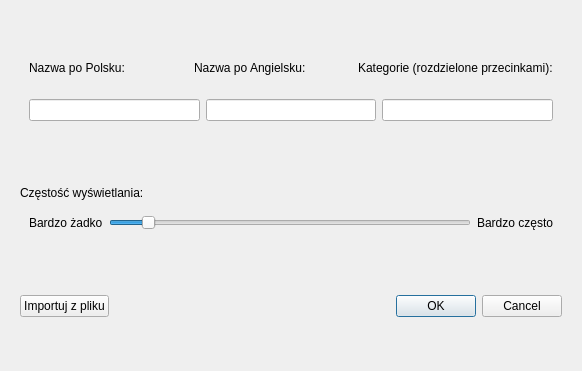
xDepcio/projekt-studia-flashcards, file createCardDialog.ui: the form before one commit.
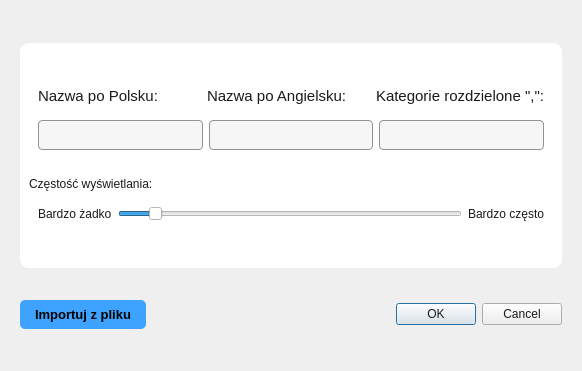
The form after the commit.

What changed in the file:
```diff
--- a/createCardDialog.ui
+++ b/createCardDialog.ui
@@ -10,10 +10,43 @@
     <height>371</height>
    </rect>
   </property>
+  <property name="sizePolicy">
+   <sizepolicy hsizetype="Preferred" vsizetype="Preferred">
+    <horstretch>0</horstretch>
+    <verstretch>0</verstretch>
+   </sizepolicy>
+  </property>
   <property name="windowTitle">
    <string>Dialog</string>
   </property>
+  <property name="autoFillBackground">
+   <bool>false</bool>
+  </property>
   <layout class="QVBoxLayout" name="verticalLayout_3">
+   <property name="spacing">
+    <number>0</number>
+   </property>
+   <property name="bottomMargin">
+    <number>9</number>
+   </property>
+   <item>
+    <widget class="QWidget" name="widget_7" native="true">
+     <property name="sizePolicy">
+      <sizepolicy hsizetype="Preferred" vsizetype="Maximum">
+       <horstretch>0</horstretch>
+       <verstretch>0</verstretch>
+      </sizepolicy>
+     </property>
+     <layout class="QVBoxLayout" name="verticalLayout_4">
+      <property name="spacing">
+       <number>0</number>
+      </property>
+      <property name="topMargin">
+       <number>0</number>
+      </property>
+      <property name="bottomMargin">
+       <number>0</number>
+      </property>
    <item>
     <widget class="QWidget" name="widget_3" native="true">
      <property name="sizePolicy">
@@ -22,7 +55,15 @@
        <verstretch>0</verstretch>
       </sizepolicy>
      </property>
+        <property name="styleSheet">
+         <string notr="true">background-color: white;
+border-top-left-radius: 9px;
+border-top-right-radius: 9px;</string>
+        </property>
      <layout class="QVBoxLayout" name="verticalLayout">
+         <property name="topMargin">
+          <number>35</number>
+         </property>
       <item>
        <widget class="QWidget" name="widget" native="true">
         <property name="sizePolicy">
@@ -34,6 +75,14 @@
         <layout class="QHBoxLayout" name="horizontalLayout">
          <item>
           <widget class="QLabel" name="label">
+              <property name="font">
+               <font>
+                <pointsize>11</pointsize>
+               </font>
+              </property>
+              <property name="styleSheet">
+               <string notr="true">color: rgb(26, 26, 26);</string>
+              </property>
            <property name="text">
             <string>Nazwa po Polsku:</string>
            </property>
@@ -41,6 +90,14 @@
          </item>
          <item>
           <widget class="QLabel" name="label_2">
+              <property name="font">
+               <font>
+                <pointsize>11</pointsize>
+               </font>
+              </property>
+              <property name="styleSheet">
+               <string notr="true">color: rgb(26, 26, 26);</string>
+              </property>
            <property name="text">
             <string>Nazwa po Angielsku:</string>
            </property>
@@ -48,8 +105,16 @@
          </item>
          <item>
           <widget class="QLabel" name="label_3">
+              <property name="font">
+               <font>
+                <pointsize>11</pointsize>
+               </font>
+              </property>
+              <property name="styleSheet">
+               <string notr="true">color: rgb(26, 26, 26);</string>
+              </property>
            <property name="text">
-            <string>Kategorie (rozdzielone przecinkami):</string>
+               <string>Kategorie rozdzielone &quot;,&quot;:</string>
            </property>
           </widget>
          </item>
@@ -65,14 +130,56 @@
          </sizepolicy>
         </property>
         <layout class="QHBoxLayout" name="horizontalLayout_2">
+            <property name="topMargin">
+             <number>0</number>
+            </property>
          <item>
-          <widget class="QLineEdit" name="originNameInput"/>
+             <widget class="QLineEdit" name="originNameInput">
+              <property name="font">
+               <font>
+                <pointsize>11</pointsize>
+               </font>
+              </property>
+              <property name="styleSheet">
+               <string notr="true">border-radius: 4px;
+border: 1px solid rgb(146, 146, 146);
+padding: 4px;
+background-color: rgb(246, 246, 246);
+</string>
+              </property>
+             </widget>
          </item>
          <item>
-          <widget class="QLineEdit" name="learnNameInput"/>
+             <widget class="QLineEdit" name="learnNameInput">
+              <property name="font">
+               <font>
+                <pointsize>11</pointsize>
+               </font>
+              </property>
+              <property name="styleSheet">
+               <string notr="true">border-radius: 4px;
+border: 1px solid rgb(146, 146, 146);
+padding: 4px;
+background-color: rgb(246, 246, 246);
+</string>
+              </property>
+             </widget>
          </item>
          <item>
-          <widget class="QLineEdit" name="categoryInput"/>
+             <widget class="QLineEdit" name="categoryInput">
+              <property name="font">
+               <font>
+                <pointsize>11</pointsize>
+               </font>
+              </property>
+              <property name="styleSheet">
+               <string notr="true">border-radius: 4px;
+border: 1px solid rgb(146, 146, 146);
+padding: 4px;
+background-color: rgb(246, 246, 246);
+</string>
+              </property>
+             </widget>
          </item>
         </layout>
        </widget>
@@ -88,7 +195,15 @@
        <verstretch>0</verstretch>
       </sizepolicy>
      </property>
+        <property name="styleSheet">
+         <string notr="true">background-color: white;
+border-bottom-left-radius: 9px;
+border-bottom-right-radius: 9px;</string>
+        </property>
      <layout class="QVBoxLayout" name="verticalLayout_2">
+         <property name="bottomMargin">
+          <number>38</number>
+         </property>
       <item>
        <widget class="QLabel" name="label_6">
         <property name="sizePolicy">
@@ -97,6 +212,14 @@
           <verstretch>0</verstretch>
          </sizepolicy>
         </property>
+           <property name="font">
+            <font>
+             <pointsize>9</pointsize>
+            </font>
+           </property>
+           <property name="styleSheet">
+            <string notr="true">color: rgb(26, 26, 26);</string>
+           </property>
         <property name="text">
          <string>Częstość wyświetlania:</string>
         </property>
@@ -113,6 +236,14 @@
         <layout class="QHBoxLayout" name="horizontalLayout_3">
          <item>
           <widget class="QLabel" name="label_5">
+              <property name="font">
+               <font>
+                <pointsize>9</pointsize>
+               </font>
+              </property>
+              <property name="styleSheet">
+               <string notr="true">color: rgb(26, 26, 26);</string>
+              </property>
            <property name="text">
             <string>Bardzo żadko</string>
            </property>
@@ -139,6 +270,14 @@
          </item>
          <item>
           <widget class="QLabel" name="label_4">
+              <property name="font">
+               <font>
+                <pointsize>9</pointsize>
+               </font>
+              </property>
+              <property name="styleSheet">
+               <string notr="true">color: rgb(26, 26, 26);</string>
+              </property>
            <property name="text">
             <string>Bardzo często</string>
            </property>
@@ -150,6 +289,9 @@
      </layout>
     </widget>
    </item>
+     </layout>
+    </widget>
+   </item>
    <item>
     <widget class="QWidget" name="widget_6" native="true">
      <property name="sizePolicy">
@@ -159,8 +301,35 @@
       </sizepolicy>
      </property>
      <layout class="QHBoxLayout" name="horizontalLayout_4">
+      <property name="topMargin">
+       <number>0</number>
+      </property>
+      <property name="bottomMargin">
+       <number>0</number>
+      </property>
       <item>
        <widget class="QPushButton" name="btnImport">
+        <property name="cursor">
+         <cursorShape>PointingHandCursor</cursorShape>
+        </property>
+        <property name="styleSheet">
+         <string notr="true">QPushButton {
+	background-color: rgb(62, 162, 255);
+	border: none;
+	color: &quot;white&quot;;
+	padding-bottom: 7px;
+	padding-top: 7px;
+	padding-right: 15px;
+	padding-left: 15px;
+	border-radius: 5;
+	font-weight: 500;
+	font-size: 13px;
+}
+
+QPushButton:hover {
+	background-color: rgb(42, 142, 255);
+}</string>
+        </property>
         <property name="text">
          <string>Importuj z pliku</string>
         </property>
@@ -168,6 +337,12 @@
       </item>
       <item>
        <widget class="QDialogButtonBox" name="btnBox">
+        <property name="cursor">
+         <cursorShape>ArrowCursor</cursorShape>
+        </property>
+        <property name="styleSheet">
+         <string notr="true">color: rgb(26, 26, 26);</string>
+        </property>
         <property name="orientation">
          <enum>Qt::Horizontal</enum>
         </property>
```
Left out of the diff: 3 changed lines with no effect on the pictures. Lines whose indentation alone changed are shown as unchanged.
